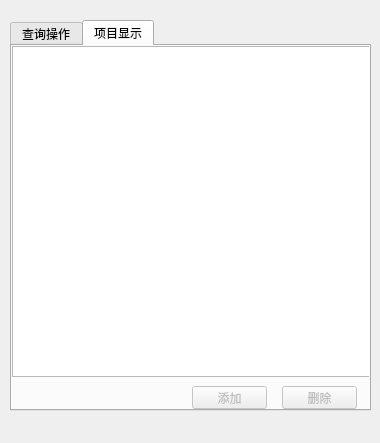
Before: the Qt Designer form views/MufflerDataPanel.ui in huangshaowei/Muffler-Data, drawn with Qt 5.
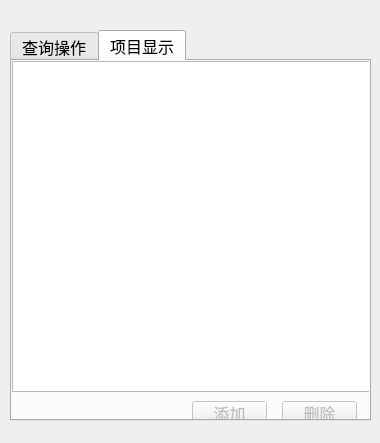
After: the same form once the commit is applied. The open tabs and pages were chosen to show the change.

What changed in the file:
```diff
--- a/views/MufflerDataPanel.ui
+++ b/views/MufflerDataPanel.ui
@@ -28,6 +28,11 @@
     <height>16777215</height>
    </size>
   </property>
+  <property name="font">
+   <font>
+    <pointsize>12</pointsize>
+   </font>
+  </property>
   <property name="windowTitle">
    <string>MufflerData</string>
   </property>
@@ -35,7 +40,7 @@
    <property name="geometry">
     <rect>
      <x>10</x>
-     <y>20</y>
+     <y>30</y>
      <width>361</width>
      <height>391</height>
     </rect>
@@ -343,6 +348,11 @@
        <height>331</height>
       </rect>
      </property>
+     <property name="font">
+      <font>
+       <pointsize>12</pointsize>
+      </font>
+     </property>
      <property name="contextMenuPolicy">
       <enum>Qt::CustomContextMenu</enum>
      </property>
```
Left out of the diff: 5 changed lines with no effect on the pictures.
